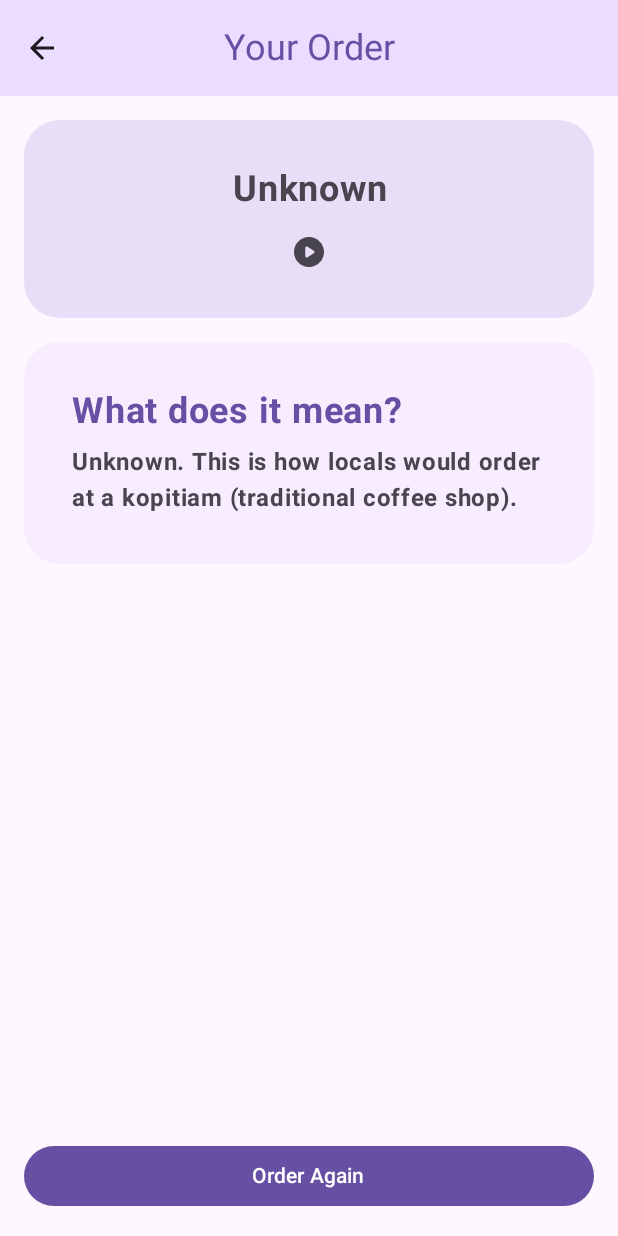
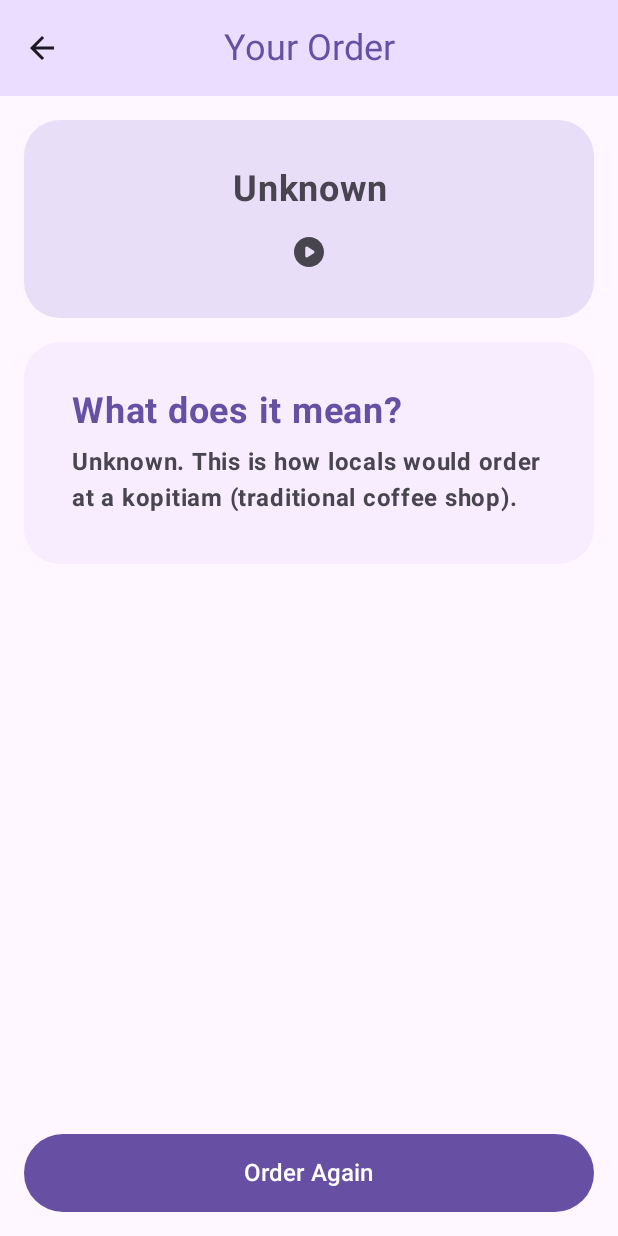
Before and after one commit to hakkasuru/kopi-calculator, an Android app built with Jetpack Compose: a screen of MainActivity opened through its navigation route, on a phone screen of 412 x 824 dp. Run offline under Robolectric (Android 15) with nearby library versions, the phone set to English and light mode, and no system bars; 4 statements that could not run were skipped.

Commit message:
Improves order again button appearance
Enhances the visual appeal of the "Order Again" button by adding padding and increasing the font size.

```diff
--- a/composeApp/src/commonMain/kotlin/com/hakkasuru/kopicalculator/drink/DrinkResultScreen.kt
+++ b/composeApp/src/commonMain/kotlin/com/hakkasuru/kopicalculator/drink/DrinkResultScreen.kt
@@ -104,7 +104,7 @@ fun DrinkResult(
                 onClick = onOrderAgain,
                 modifier = Modifier.fillMaxWidth().padding(16.dp).align(Alignment.BottomCenter)
             ) {
-                Text("Order Again")
+                Text("Order Again", modifier = Modifier.padding(8.dp), fontSize = 16.sp)
             }
         }
     }
```
